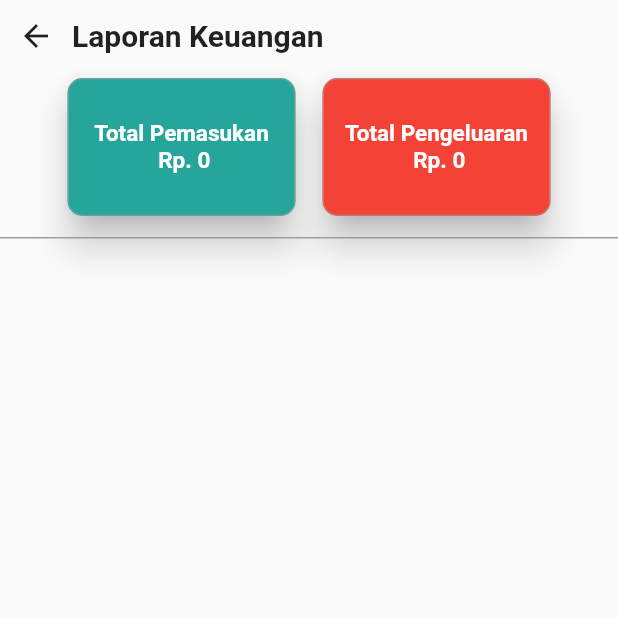
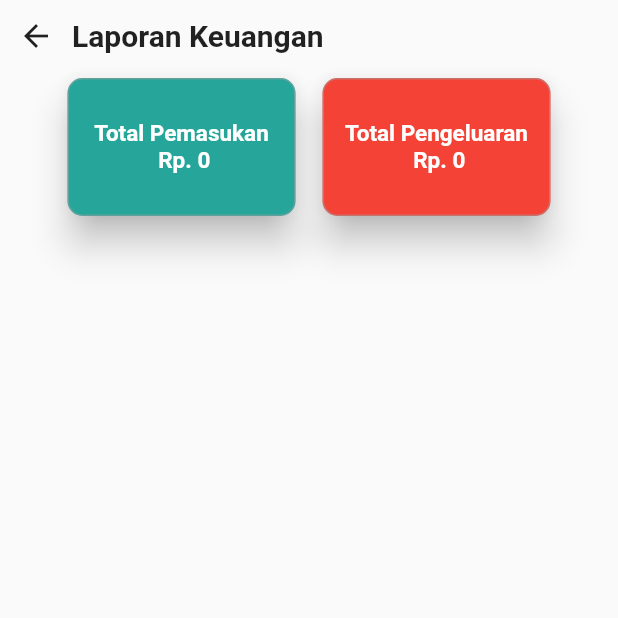
Before and after one commit to Yusufanwar15/AplikasiKas, a Flutter app: the screen it shows once a user with an empty profile is signed in, after a tap on "Dashboard", after a tap on "Laporan", on a phone screen of 412 x 824 dp, the top half of it. Run offline on Flutter 3.47's test engine with Material 2 defaults, Android fonts, the phone set to English and light mode, and no system bars; our stand-ins replace cloud_firestore, firebase_auth, firebase_core; missing offline and left inert: dart:ffi; accounts and stored records are empty.

Commit message:
Update Apk

```diff
--- a/lib/screen/dashboard_screen.dart
+++ b/lib/screen/dashboard_screen.dart
@@ -1,13 +1,17 @@
 import 'dart:ffi';
 
+import 'package:firebase_auth/firebase_auth.dart';
 import 'package:flutter/foundation.dart';
 import 'package:flutter/material.dart';
 import 'package:kas_app/screen/anggota.dart';
 import 'package:kas_app/screen/catat_transaksi.dart';
+import 'package:kas_app/screen/login/home.dart';
 import 'package:kas_app/screen/pemasukan.dart';
 import 'package:kas_app/screen/pengeluaran.dart';
 import 'package:kas_app/screen/tambah_anggota.dart';
 import 'package:kas_app/screen/laporan.dart';
+
+
 
 class dashboard_screen extends StatefulWidget {
   const dashboard_screen({Key? key}) : super(key: key);
@@ -22,6 +26,23 @@ class _dashboard_screenState extends State<dashboard_screen> {
     return SafeArea(
         top: true,
         child: Scaffold(
+          appBar: AppBar(
+            automaticallyImplyLeading: false,
+            elevation: 0,
+            title: Text('Buku Kas App'),
+            actions: <Widget> [
+              IconButton(
+                icon: Icon(Icons.exit_to_app_outlined),
+              onPressed: () {
+
+                 Navigator.of(context).pushReplacement(
+                  MaterialPageRoute(builder: (_) => HomeScreen())
+                 );
+
+                },
+              )
+            ],
+          ),
             body: Container(
           decoration: const BoxDecoration(
             color: Colors.blue,
--- a/lib/screen/laporan.dart
+++ b/lib/screen/laporan.dart
@@ -197,11 +197,6 @@ class _LaporanState extends State<Laporan> {
       SingleChildScrollView(
         child: Column(
           children: [
-            Container(
-              margin: EdgeInsets.only(top: 10),
-              child: ListView(
-                shrinkWrap: true,
-                children: [
             StreamBuilder(
                 stream: db.collection('pemasukan').snapshots(),
                 builder: (BuildContext context, AsyncSnapshot snapshot) {
@@ -211,12 +206,15 @@ class _LaporanState extends State<Laporan> {
                     );
                   }
                   return ListView.builder(
+                      physics: ScrollPhysics(parent: null),
                       shrinkWrap: true,
                       itemCount: snapshot.data?.docs.length,
                       itemBuilder: (context, int index) {
                         DocumentSnapshot documentSnapshot =
                             snapshot.data.docs[index];
-                              return ListTile(
+                        return Container(
+                          color: Colors.white,
+                          child: ListTile(
                             title: Container(
                               margin: EdgeInsets.only(bottom: 8),
                               child: Row(
@@ -269,21 +267,13 @@ class _LaporanState extends State<Laporan> {
                                     .delete();
                               },
                             ),
+                          ),
                         );
                       });
                 }),
-                ],
+            SizedBox(
+              height: 10,
             ),
-            ),
-            Container(
-              height: 1,
-              color: Colors.grey,
-            ),
-            Container(
-              margin: EdgeInsets.only(top: 5),
-              child: ListView(
-                shrinkWrap: true,
-                children: [
             StreamBuilder(
                 stream: db.collection('pengeluaran').snapshots(),
                 builder: (BuildContext context, AsyncSnapshot snapshot) {
@@ -293,12 +283,14 @@ class _LaporanState extends State<Laporan> {
                     );
                   }
                   return ListView.builder(
+                      physics: ScrollPhysics(parent: null),
                       shrinkWrap: true,
                       itemCount: snapshot.data?.docs.length,
                       itemBuilder: (context, int index) {
                         DocumentSnapshot documentSnapshot =
                             snapshot.data.docs[index];
-                              return ListTile(
+                        return Container(
+                          child: ListTile(
                             title: Container(
                               margin: EdgeInsets.only(bottom: 8),
                               child: Row(
@@ -351,12 +343,11 @@ class _LaporanState extends State<Laporan> {
                                     .delete();
                               },
                             ),
+                          ),
                         );
                       });
                 }),
-                ],
-              ),
-            ),
+
           ],
         ),
       );
--- a/lib/screen/login/home.dart
+++ b/lib/screen/login/home.dart
@@ -25,6 +25,7 @@ class _HomeScreenState extends State<HomeScreen> {
       /// APP BAR
       appBar: AppBar(
         title: const Text("PROFIL"),
+        automaticallyImplyLeading: false,
         centerTitle: true,
       ),
       body: SizedBox(
@@ -39,7 +40,7 @@ class _HomeScreenState extends State<HomeScreen> {
                     left: 35, right: 35, bottom: 20, top: 20),
                 decoration: const BoxDecoration(
                   image: DecorationImage(
-                      image: AssetImage("assets/images/logo.png")),
+                      image: AssetImage("images/kas.png")),
                 ),
                 height: h / 4,
                 width: w / 1.5,
--- a/lib/screen/login/login.dart
+++ b/lib/screen/login/login.dart
@@ -122,7 +122,8 @@ class _LoginScreenState extends State<LoginScreen> {
                     margin: const EdgeInsets.only(right: 35),
                     decoration: const BoxDecoration(
                       image: DecorationImage(
-                          image: AssetImage("assets/images/logo.png")),
+                          image: AssetImage("images/kas.png"),
+                          ),
                     ),
                     height: h / 4,
                     width: w / 1.5,
--- a/lib/screen/login/signup.dart
+++ b/lib/screen/login/signup.dart
@@ -172,7 +172,7 @@ class _SignUpScreenState extends State<SignUpScreen> {
                     margin: const EdgeInsets.only(right: 35),
                     decoration: const BoxDecoration(
                       image: DecorationImage(
-                          image: AssetImage("assets/images/logo.png")),
+                          image: AssetImage("images/kas.png")),
                     ),
                     height: h / 4,
                     width: w / 1.5,
--- a/lib/screen/pemasukan.dart
+++ b/lib/screen/pemasukan.dart
@@ -67,8 +67,8 @@ class _PemasukanState extends State<Pemasukan> {
                   Expanded(child: bodyWidget(snapshot)),
                   Container(
                     margin: EdgeInsets.only(left: 20, right: 20),
-                    height: 230,
-                    width: double.infinity,
+                    height: 200,
+                    width: 300,
                     child: Card(
                       margin: EdgeInsets.only(bottom: 90),
                       elevation: 10,
@@ -109,6 +109,7 @@ class _PemasukanState extends State<Pemasukan> {
   }
 
   Widget bodyWidget(AsyncSnapshot<QuerySnapshot<Object?>> snapshot) => SafeArea(
+        child: SingleChildScrollView(
           child: Form(
             key: _formkey,
             child: Column(
@@ -288,5 +289,6 @@ class _PemasukanState extends State<Pemasukan> {
               ],
             ),
           ),
+        ),
       );
 }
--- a/lib/screen/pengeluaran.dart
+++ b/lib/screen/pengeluaran.dart
@@ -60,8 +60,8 @@ class _PengeluaranState extends State<Pengeluaran> {
                   Expanded(child: bodyWidget(snapshot)),
                   Container(
                     margin: EdgeInsets.only(left: 20, right: 20),
-                    height: 230,
-                    width: double.infinity,
+                    height: 200,
+                    width: 300,
                     child: Card(
                       margin: EdgeInsets.only(bottom: 90),
                       elevation: 10,
@@ -102,6 +102,7 @@ class _PengeluaranState extends State<Pengeluaran> {
   }
 
   bodyWidget(AsyncSnapshot<QuerySnapshot<Object?>> snapshot) => SafeArea(
+        child: SingleChildScrollView(
           child: Form(
             key: _formKey,
             child: Column(
@@ -254,5 +255,6 @@ class _PengeluaranState extends State<Pengeluaran> {
               ],
             ),
           ),
+        ),
       );
 }
```
Also changed, not shown: lib/screen/tambah_anggota.dart (+28 -17 lines), images/kas.png (added), pubspec.lock. Lines whose indentation alone changed are shown as unchanged.
